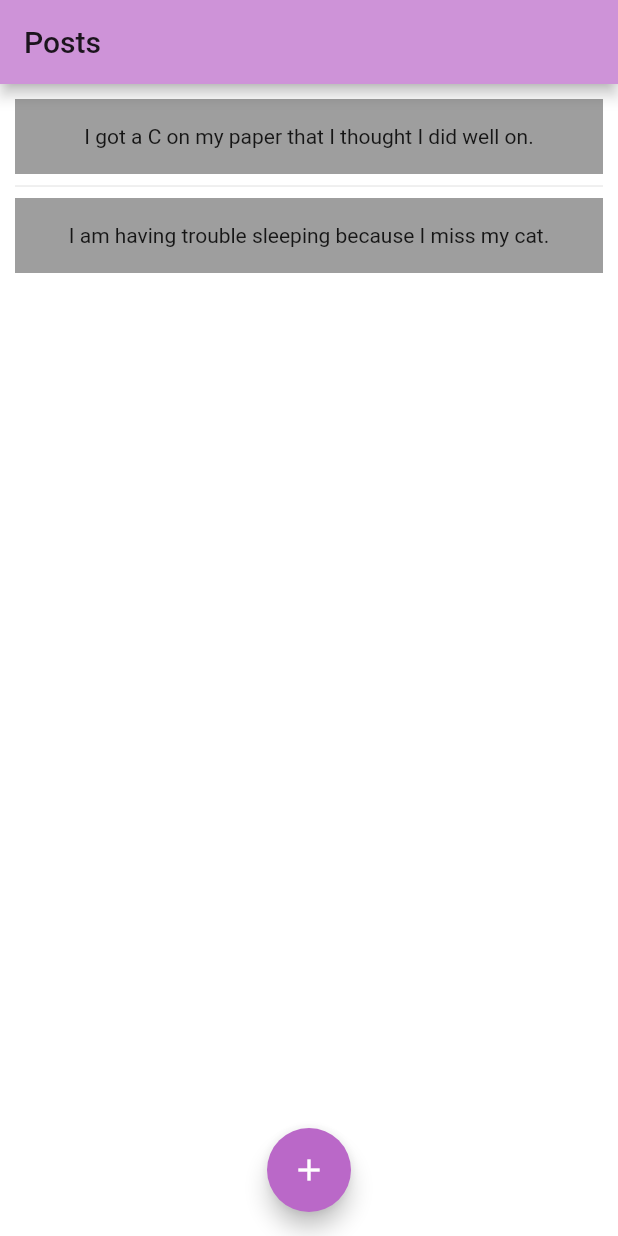
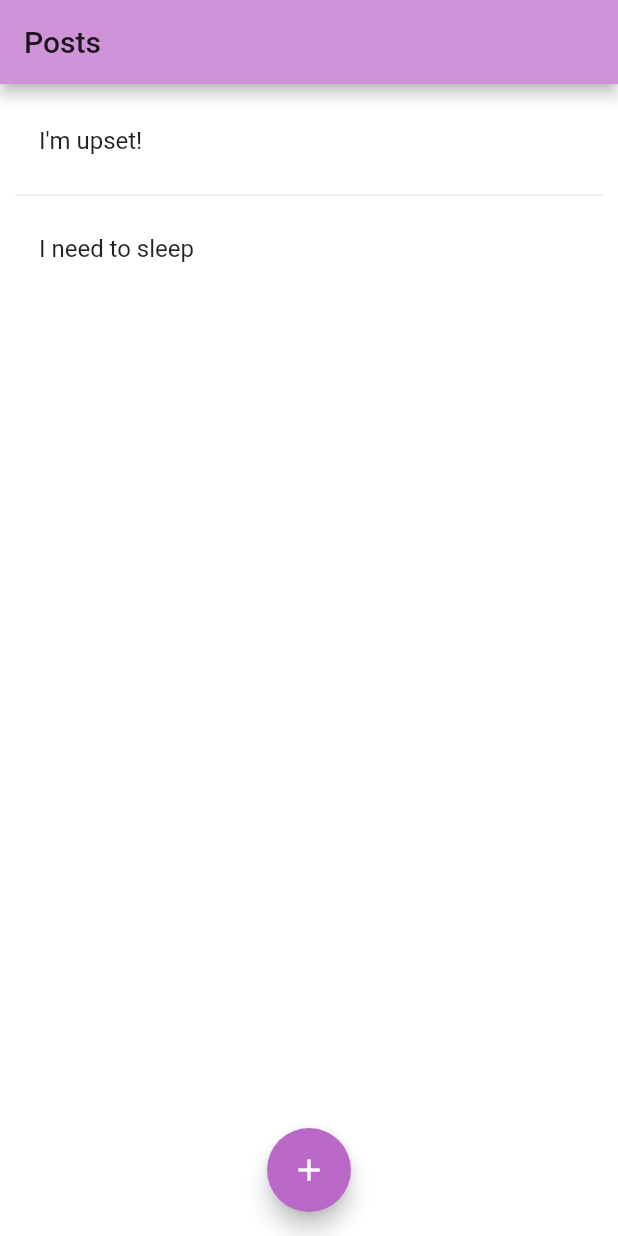
Before and after one commit to nguyenvvv/ventapp, a Flutter app: the screen it shows after launch, on a phone screen of 412 x 824 dp. Run offline on Flutter 3.47's test engine with Material 2 defaults, Android fonts, the phone set to English and light mode, and no system bars.

Commit message:
Add files via upload

```diff
--- a/lib/main.dart
+++ b/lib/main.dart
@@ -1,8 +1,17 @@
 import 'package:flutter/material.dart';
 import 'package:ventapp/make_post.dart';
-import 'package:ventapp/models/post_model.dart';
-import 'package:flutter_socket_io/flutter_socket_io.dart';
+import 'package:ventapp/react.dart';
 import 'make_post.dart';
+
+//I tried to remove all references to backendless, however if you find any please delete them
+
+class Post {
+  //Making Post a class lets me reference it easier when using it other files
+  final String title;
+  final String text;
+
+  Post(this.title, this.text);
+}
 
 void main() {
   runApp(MyApp());
@@ -32,14 +41,18 @@ class MyHomePage extends StatefulWidget {
 }
 
 class _MyHomePageState extends State<MyHomePage> {
+
   List<Post> posts = [
     Post(
-        title: "I\'m upset!",
-        text: "I got a C on my paper that I thought I did well on."),
+        "I\'m upset!",
+        "I got a C on my paper that I thought I did well on.",
+          ),
     Post(
-        title: "I need to sleep",
-        text: "I am having trouble sleeping because I miss my cat."),
+        "I need to sleep",
+        "I am having trouble sleeping because I miss my cat.",
+    ),
   ];
+
   @override
   Widget build(BuildContext context) {
     return Scaffold(
@@ -57,14 +70,21 @@ class _MyHomePageState extends State<MyHomePage> {
                     padding: const EdgeInsets.all(10),
                     itemCount: posts.length,
                     itemBuilder: (context, index) {
-                  final Post post = posts[index];
+                      //final Post post = posts[index];
                       return Column(
                         children: <Widget>[
-                      Container(
-                          height: 50,
-                          decoration: BoxDecoration(color: Colors.grey),
-                          child: Center(child: Text(post.text))),
-                      //Text(post.title)
+                          ListTile(
+                            title: Text(posts[index].title),
+                            onTap: () {
+                              Navigator.push(
+                                context,
+                                MaterialPageRoute(
+                                  //Had more success with this method than creating a class to handle the transition to react
+                                  builder: (context) => react(post: posts[index]),
+                                ),
+                              );
+                            },
+                          ),
                         ],
                       );
                     },
--- a/lib/models/post_model.dart
+++ b/lib/models/post_model.dart
@@ -1,25 +1,25 @@
-class Post {
-  String title;
-  String text;
-
-  Post({
-    this.title,
-    this.text,
-  });
-
-  void addPost({String text, String title}) {
-    var updatePost = new Post(text: text, title: title);
-    posts.add(updatePost);
-  }
-}
-
-// Example posts
-
-List<Post> posts = [
-  Post(
-      title: "I\'m upset!",
-      text: "I got a C on my paper that I thought I did well on."),
-  Post(
-      title: "I need to sleep",
-      text: "I am having trouble sleeping because I miss my cat."),
-];
+// class Post {
+//   String title;
+//   String text;
+//
+//   Post({
+//     this.title,
+//     this.text,
+//   });
+//
+//   void addPost({String text, String title}) {
+//     var updatePost = new Post(text: text, title: title);
+//     posts.add(updatePost);
+//   }
+// }
+//
+// // Example posts
+//
+// List<Post> posts = [
+//   Post(
+//       title: "I\'m upset!",
+//       text: "I got a C on my paper that I thought I did well on."),
+//   Post(
+//       title: "I need to sleep",
+//       text: "I am having trouble sleeping because I miss my cat."),
+// ];
```
Also changed, not shown: lib/make_post.dart (+10 -9 lines), lib/react.dart (added, +29 -0 lines). Lines whose indentation alone changed are shown as unchanged.
